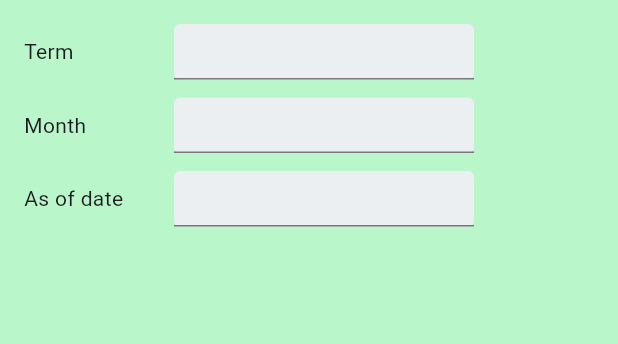
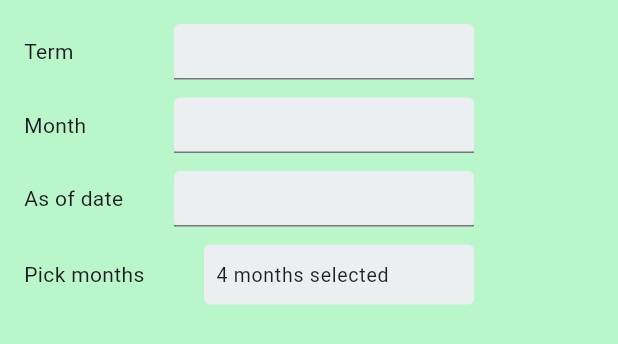
Before and after one commit to thumbert/quiver_core, a Flutter app: the TermsDemo widget shown alone on an empty page, opened directly, on a phone screen of 412 x 824 dp. Shown: the top 344 px of the screen. Run offline on Flutter 3.47's test engine with Material 3 defaults, Android fonts, the light colour scheme and no system bars; our stand-ins replace signals_flutter, timezone; missing offline and left inert: date, elec, graphic, pointer_interceptor.

Commit message:
2026-05-13

```diff
--- a/example/lib/main.dart
+++ b/example/lib/main.dart
@@ -62,10 +62,7 @@ class _MyHomePageState extends State<MyHomePage> {
                     Row(
                       spacing: 24.0,
                       crossAxisAlignment: CrossAxisAlignment.start,
-                      children: [
-                        Lmp(),
-                        TermsDemo(),
-                      ],
+                      children: [Lmp(), TermsDemo()],
                     ),
                     Text(
                       'Selected locations: ${Model.locations.value.join(', ')}',
@@ -82,9 +79,7 @@ class _MyHomePageState extends State<MyHomePage> {
 }
 
 class TermsDemo extends StatelessWidget {
-  const TermsDemo({
-    super.key,
-  });
+  const TermsDemo({super.key});
 
   @override
   Widget build(BuildContext context) {
@@ -134,10 +129,7 @@ class TermsDemo extends StatelessWidget {
 
           Row(
             children: [
-              SizedBox(
-                width: 100,
-                child: Text('As of date'),
-              ),
+              SizedBox(width: 100, child: Text('As of date')),
               Container(
                 width: 200,
                 decoration: BoxDecoration(
@@ -149,6 +141,28 @@ class TermsDemo extends StatelessWidget {
                   setDate: (value) => day.value = value,
                   getDate: (model) => day.value,
                   allowNull: true,
+                ),
+              ),
+            ],
+          ),
+
+          /// select multiple months
+          Row(
+            children: [
+              SizedBox(width: 120, child: Text('Pick months')),
+              Container(
+                width: 180,
+                decoration: BoxDecoration(
+                  color: Colors.blueGrey.shade50,
+                  borderRadius: BorderRadius.circular(4.0),
+                ),
+                child: MultiSelectAutocompleteUi(
+                  model: months,
+                  setSelection: (value) => months.value = [...value],
+                  getSelection: (model) => months.value,
+                  choices: allMonths.toSet(),
+                  itemName: 'month',
+                  width: 180,
                 ),
               ),
             ],
@@ -260,7 +274,6 @@ class LocationsRow extends StatelessWidget {
   }
 }
 
-
 class LocationRow extends StatelessWidget {
   const LocationRow({super.key});
 
--- a/example/lib/model/lmp.dart
+++ b/example/lib/model/lmp.dart
@@ -12,6 +12,26 @@ final model = Model();
 final term = signal<Term?>(null, debugLabel: 'term');
 final month = signal<Month?>(Month.parse('Mar26'), debugLabel: 'month');
 final day = signal<Date?>(Date.parse('17Feb26'), debugLabel: 'day');
+final months = signal<List<String>>(<String>[
+  'Jan',
+  'Feb',
+  'Mar',
+  'Apr',
+], debugLabel: 'months');
+final allMonths = [
+  'Jan',
+  'Feb',
+  'Mar',
+  'Apr',
+  'May',
+  'Jun',
+  'Jul',
+  'Aug',
+  'Sep',
+  'Oct',
+  'Nov',
+  'Dec',
+];
 
 class Model {
   Model() {
@@ -80,7 +100,6 @@ class Model {
   }
 }
 
-
 final tz = getLocation('America/Los_Angeles');
 
 final prices = futureSignal(
@@ -116,8 +135,6 @@ Future<List<(TZDateTime, num)>> getHourlyLmpCaiso({
       .toList();
 }
 
-
-
 // final locationName = signal('TH_NP15_GEN-APND', debugLabel: 'locationName');
 // final multipleLocations = ListSignal<String>(
 //   [],
```
Also changed, not shown: 2 other files.
